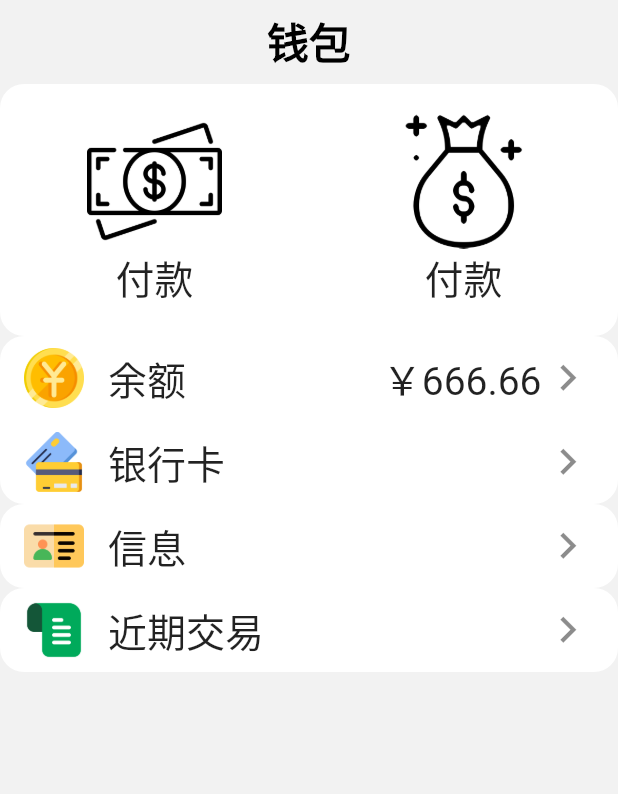
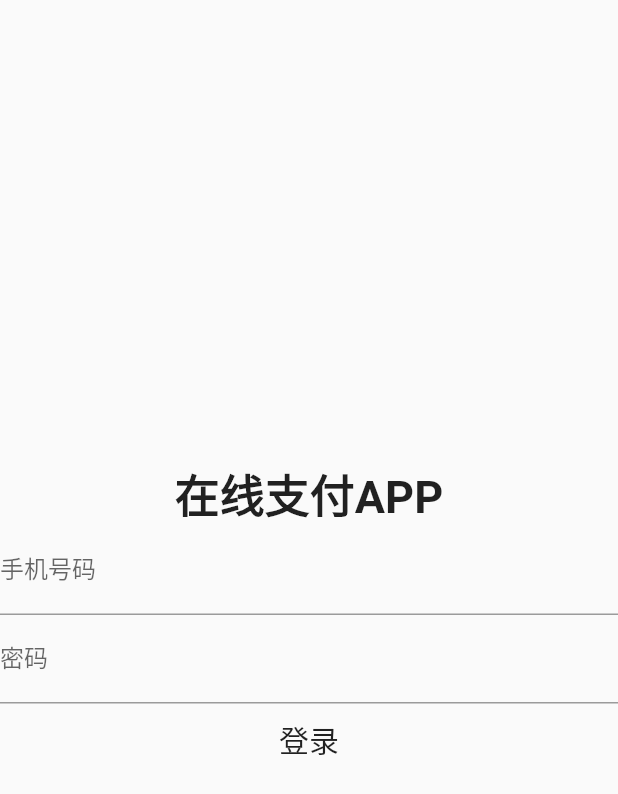
Before and after one commit to exhyy/online_payment_app, a Flutter app: the screen it shows after launch, on a phone screen of 412 x 824 dp. Shown: the top 794 px of the screen. Run offline on Flutter 3.47's test engine with Material 2 defaults, Android fonts, the phone set to English and light mode, and no system bars; our stand-ins replace dio.

Commit message:
完成登录界面身份验证测试

```diff
--- a/lib/main.dart
+++ b/lib/main.dart
@@ -1,12 +1,14 @@
 import 'package:flutter/material.dart';
 import 'package:online_payment_app/pages/home.dart';
+import 'package:online_payment_app/pages/login.dart';
 
 void main() {
   runApp(MaterialApp(
     debugShowCheckedModeBanner: false,
-    initialRoute: '/home',
+    initialRoute: '/login',
     routes: {
       '/home': (context) => const Home(),
+      '/login': (context) => const Login(),
     },
   ));
 }
--- a/lib/pages/home.dart
+++ b/lib/pages/home.dart
@@ -1,5 +1,5 @@
 import 'package:flutter/material.dart';
-import 'package:online_payment_app/services/base.dart';
+import 'package:online_payment_app/services/common.dart';
 
 class Home extends StatefulWidget {
   const Home({super.key});
--- /dev/null
+++ b/lib/pages/login.dart
@@ -0,0 +1,77 @@
+import 'package:flutter/material.dart';
+import 'package:dio/dio.dart';
+import 'package:online_payment_app/env/env.dart';
+
+class Login extends StatefulWidget {
+  const Login({super.key});
+
+  @override
+  State<Login> createState() => _LoginState();
+}
+
+class _LoginState extends State<Login> {
+  TextEditingController mobileNumberController = TextEditingController();
+  TextEditingController passwordController = TextEditingController();
+
+  final dio = Dio();
+
+  void configureDio() {
+    dio.options.baseUrl = Env.baseUrl;
+    dio.options.connectTimeout = const Duration(seconds: 5);
+    dio.options.receiveTimeout = const Duration(seconds: 3);
+  }
+
+  void login() async {
+    Response response = await dio.post('/user/authenticate', data: {
+      'mobileNumber': mobileNumberController.text,
+      'password': passwordController.text
+    });
+    print(response.data.toString());
+  }
+
+  @override
+  Widget build(BuildContext context) {
+    configureDio();
+
+    return Scaffold(
+      body: Column(
+        mainAxisAlignment: MainAxisAlignment.center,
+        crossAxisAlignment: CrossAxisAlignment.center,
+        children: [
+          Center(
+            child: Text(
+              '在线支付APP',
+              style: TextStyle(
+                fontSize: 30,
+                fontWeight: FontWeight.w600,
+              ),
+            ),
+          ),
+          TextField(
+            controller: mobileNumberController,
+            cursorHeight: 30,
+            decoration: const InputDecoration(
+              labelText: '手机号码',
+            ),
+          ),
+          TextField(
+            controller: passwordController,
+            obscureText: true,
+            decoration: const InputDecoration(
+              labelText: '密码',
+            ),
+          ),
+          MaterialButton(
+            child: Text(
+              '登录',
+              style: TextStyle(
+                fontSize: 20,
+              ),
+            ),
+            onPressed: login,
+          ),
+        ],
+      ),
+    );
+  }
+}
--- a/pubspec.yaml
+++ b/pubspec.yaml
@@ -35,6 +35,8 @@ dependencies:
   # The following adds the Cupertino Icons font to your application.
   # Use with the CupertinoIcons class for iOS style icons.
   cupertino_icons: ^1.0.2
+  dio: ^5.1.1
+  envied: ^0.3.0
 
 dev_dependencies:
   flutter_test:
@@ -46,6 +48,8 @@ dev_dependencies:
   # package. See that file for information about deactivating specific lint
   # rules and activating additional ones.
   flutter_lints: ^2.0.0
+  envied_generator: ^0.3.0
+  build_runner: ^2.3.3
 
 # For information on the generic Dart part of this file, see the
 # following page: https://dart.dev/tools/pub/pubspec
```
Also changed, not shown: lib/services/common.dart (renamed from lib/services/base.dart), pubspec.lock, 2 other files.
